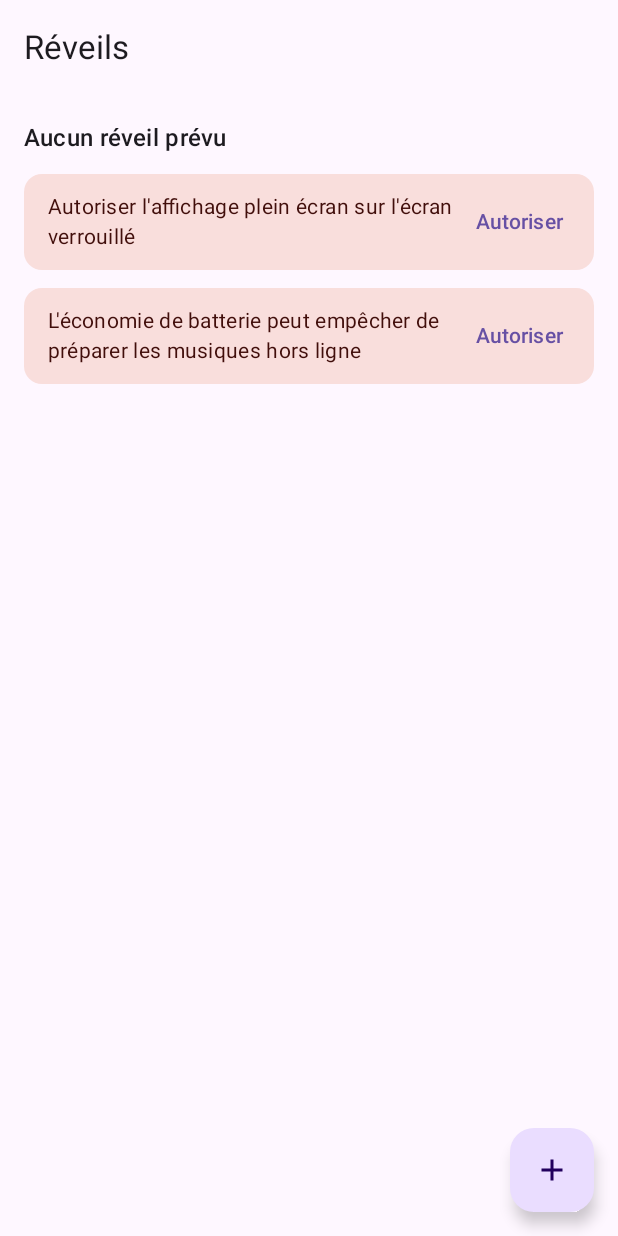
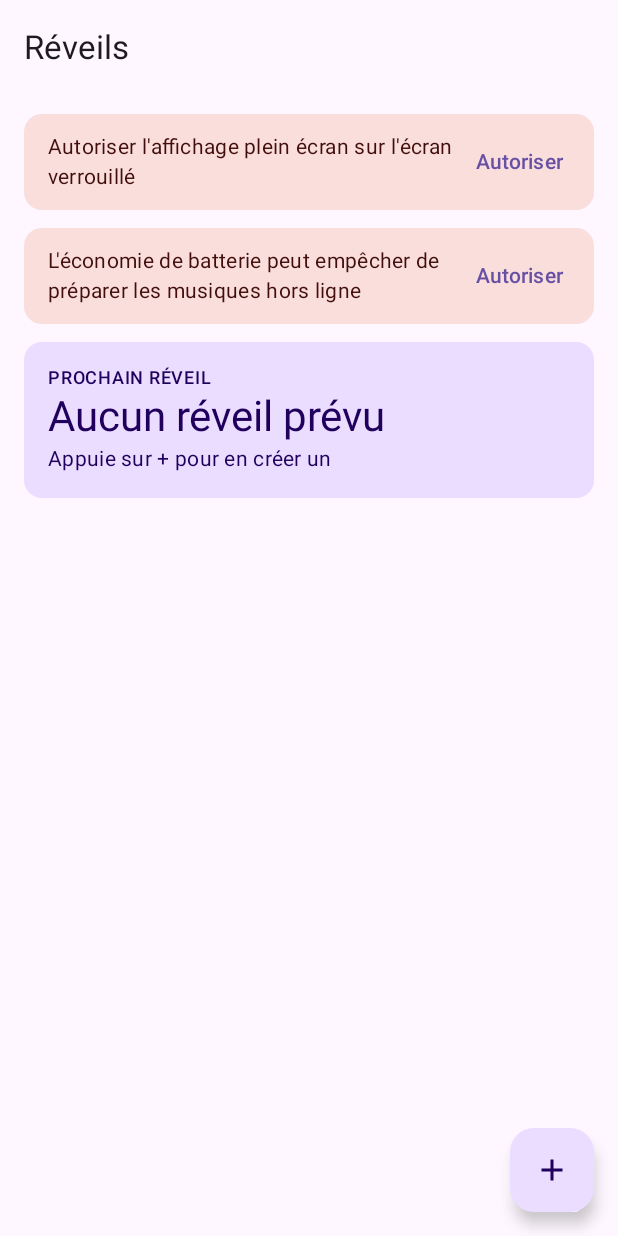
Before and after one commit to Clrk/reveil-playlist, an Android app built with Jetpack Compose: the screen it shows after launch (MainActivity), on a phone screen of 412 x 824 dp. Run offline under Robolectric (Android 15) with nearby library versions, the phone set to English and light mode, and no system bars; libraries missing offline, so code that uses them is left out: org.schabi.newpipe; 1 statement that could not run was skipped.

Commit message:
Lot 2 UX : prochain réveil, annonce du délai, état hors ligne
- Carte « Prochain réveil » en haut de la liste (jour, délai, nom)
- « Réveil dans 8 h 12 min » affiché après chaque enregistrement ou activation
- Chaque réveil musical indique combien de titres sont prêts hors ligne
- Textes calculés dans le core (WakeInfo), couverts par rappel.feature
- Version 0.5.0

Co-Authored-By: Claude Opus 5.5 <noreply@anthropic.com>
Claude-Session: https://claude.ai/code/session_01FgVjwPfKpvB1NxfqUGVLNq

```diff
--- a/app/build.gradle.kts
+++ b/app/build.gradle.kts
@@ -13,8 +13,8 @@ android {
         applicationId = "fr.clrk.reveil"
         minSdk = 28
         targetSdk = 36
-        versionCode = 4
-        versionName = "0.4.0"
+        versionCode = 5
+        versionName = "0.5.0"
     }
 
     buildTypes {
--- a/app/src/main/kotlin/fr/clrk/reveil/ui/AlarmListScreen.kt
+++ b/app/src/main/kotlin/fr/clrk/reveil/ui/AlarmListScreen.kt
@@ -18,6 +18,7 @@ import androidx.compose.material3.FloatingActionButton
 import androidx.compose.material3.Icon
 import androidx.compose.material3.MaterialTheme
 import androidx.compose.material3.Scaffold
+import androidx.compose.material3.Snackbar
 import androidx.compose.material3.Switch
 import androidx.compose.material3.Text
 import androidx.compose.material3.TextButton
@@ -29,10 +30,17 @@ import androidx.compose.ui.text.style.TextOverflow
 import androidx.compose.ui.unit.dp
 import androidx.compose.ui.unit.sp
 import fr.clrk.reveil.core.Alarm
+import fr.clrk.reveil.core.WakeInfo
 import java.time.format.DateTimeFormatter
 
-/** Everything the alarm list displays, computed by the activity. */
-data class ListUi(val alarms: List<Alarm>, val next: String, val warnings: List<Pair<String, () -> Unit>>)
+/** Everything the alarm list displays, computed by the activity. [offline] maps alarm ids to their offline status. */
+data class ListUi(
+    val alarms: List<Alarm>,
+    val next: WakeInfo.NextCard,
+    val warnings: List<Pair<String, () -> Unit>> = emptyList(),
+    val offline: Map<String, String> = emptyMap(),
+    val announcement: String? = null,
+)
 
 interface ListEvents {
     fun add()
@@ -45,17 +53,18 @@ interface ListEvents {
 fun AlarmListScreen(ui: ListUi, events: ListEvents) {
     Scaffold(
         topBar = { TopAppBar(title = { Text("Réveils") }) },
+        snackbarHost = { ui.announcement?.let { Snackbar(Modifier.padding(16.dp)) { Text(it) } } },
         floatingActionButton = {
             FloatingActionButton(onClick = events::add) { Icon(Icons.Default.Add, "Nouvelle alarme") }
         },
     ) { padding ->
         LazyColumn(
-            contentPadding = PaddingValues(16.dp),
+            contentPadding = PaddingValues(start = 16.dp, end = 16.dp, bottom = 96.dp),
             verticalArrangement = Arrangement.spacedBy(12.dp),
             modifier = Modifier.padding(padding),
         ) {
             item { Header(ui) }
-            items(ui.alarms, key = { it.id }) { AlarmCard(it, events) }
+            items(ui.alarms, key = { it.id }) { AlarmCard(it, ui.offline[it.id], events) }
         }
     }
 }
@@ -63,13 +72,13 @@ fun AlarmListScreen(ui: ListUi, events: ListEvents) {
 @Composable
 private fun Header(ui: ListUi) {
     Column {
-        Text(ui.next, style = MaterialTheme.typography.titleMedium)
         ui.warnings.forEach { (text, fix) -> WarningCard(text, fix) }
+        NextCard(ui.next)
     }
 }
 
 @Composable
-private fun AlarmCard(alarm: Alarm, events: ListEvents) {
+private fun AlarmCard(alarm: Alarm, offline: String?, events: ListEvents) {
     Card(Modifier.fillMaxWidth().clickable { events.open(alarm) }) {
         Row(Modifier.padding(16.dp), verticalAlignment = Alignment.CenterVertically) {
             Column(Modifier.weight(1f)) {
@@ -78,6 +87,7 @@ private fun AlarmCard(alarm: Alarm, events: ListEvents) {
                 alarm.playlistTitle?.let {
                     Text("♪ $it", style = MaterialTheme.typography.bodySmall, maxLines = 1, overflow = TextOverflow.Ellipsis)
                 }
+                offline?.let { Text(it, style = MaterialTheme.typography.bodySmall, color = MaterialTheme.colorScheme.primary) }
             }
             Switch(checked = alarm.enabled, onCheckedChange = { events.toggle(alarm, it) })
         }
@@ -99,3 +109,17 @@ private fun WarningCard(text: String, fix: () -> Unit) {
         }
     }
 }
+
+@Composable
+private fun NextCard(card: WakeInfo.NextCard) {
+    Card(
+        Modifier.fillMaxWidth().padding(top = 12.dp),
+        colors = CardDefaults.cardColors(containerColor = MaterialTheme.colorScheme.primaryContainer),
+    ) {
+        Column(Modifier.padding(16.dp)) {
+            Text("PROCHAIN RÉVEIL", style = MaterialTheme.typography.labelMedium)
+            Text(card.title, style = MaterialTheme.typography.headlineMedium)
+            Text(card.detail, style = MaterialTheme.typography.bodyMedium)
+        }
+    }
+}
--- a/app/src/main/kotlin/fr/clrk/reveil/ui/MainActivity.kt
+++ b/app/src/main/kotlin/fr/clrk/reveil/ui/MainActivity.kt
@@ -13,6 +13,7 @@ import androidx.activity.compose.setContent
 import androidx.activity.result.contract.ActivityResultContracts
 import androidx.compose.material3.MaterialTheme
 import androidx.compose.runtime.Composable
+import androidx.compose.runtime.LaunchedEffect
 import androidx.compose.runtime.getValue
 import androidx.compose.runtime.mutableStateOf
 import androidx.compose.runtime.setValue
@@ -20,18 +21,20 @@ import androidx.core.net.toUri
 import fr.clrk.reveil.alarm.RingService
 import fr.clrk.reveil.app
 import fr.clrk.reveil.core.Alarm
+import fr.clrk.reveil.core.PlaylistId
+import fr.clrk.reveil.core.WakeInfo
+import fr.clrk.reveil.music.TrackCache
+import kotlinx.coroutines.delay
 import fr.clrk.reveil.music.PrefetchScheduler
-import java.time.Duration
 import java.time.LocalTime
 import java.time.ZonedDateTime
-import java.time.format.DateTimeFormatter
-import java.util.Locale
 
 /** Alarm list: create, edit, toggle; also receives playlist links shared from YouTube Music. */
 class MainActivity : ComponentActivity() {
     private var alarms by mutableStateOf(emptyList<Alarm>())
     private var editing by mutableStateOf<Alarm?>(null)
     private var sharedLink by mutableStateOf("")
+    private var announcement by mutableStateOf<String?>(null)
 
     override fun onCreate(savedInstanceState: Bundle?) {
         super.onCreate(savedInstanceState)
@@ -65,7 +68,7 @@ class MainActivity : ComponentActivity() {
     }
 
     private val actions = object : EditorActions {
-        override fun save(alarm: Alarm) { app.alarms.update(alarm); editing = null; changed() }
+        override fun save(alarm: Alarm) { app.alarms.update(alarm); editing = null; changed(); announce(alarm) }
         override fun delete(alarm: Alarm) { app.alarms.delete(alarm.id); editing = null; changed() }
         override fun test(alarm: Alarm) { app.alarms.update(alarm); RingService.start(this@MainActivity, alarm.id) }
         override fun prefetch(playlist: String) = PrefetchScheduler.now(this@MainActivity, playlist).let { }
@@ -75,21 +78,30 @@ class MainActivity : ComponentActivity() {
     private val listEvents = object : ListEvents {
         override fun add() { editing = Alarm.at(LocalTime.of(DEFAULT_HOUR, 0)) }
         override fun open(alarm: Alarm) { editing = alarm }
-        override fun toggle(alarm: Alarm, enabled: Boolean) { app.alarms.setEnabled(alarm.id, enabled); changed() }
+        override fun toggle(alarm: Alarm, enabled: Boolean) {
+            app.alarms.setEnabled(alarm.id, enabled)
+            changed()
+            announce(alarm.copy(enabled = enabled))
+        }
     }
 
     @Composable
     private fun Screen() {
-        AlarmListScreen(ListUi(alarms, nextText(), permissionWarnings()), listEvents)
+        val next = WakeInfo.next(app.alarms.next(), ZonedDateTime.now())
+        AlarmListScreen(ListUi(alarms, next, permissionWarnings(), offline(), announcement), listEvents)
+        LaunchedEffect(announcement) {
+            delay(ANNOUNCE_MS)
+            announcement = null
+        }
         editing?.let { AlarmEditor(it, sharedLink, actions) }
     }
 
-    private fun nextText(): String {
-        val (alarm, at) = app.alarms.next() ?: return "Aucun réveil prévu"
-        val left = Duration.between(ZonedDateTime.now(), at)
-        val day = at.format(DateTimeFormatter.ofPattern("EEE HH:mm", Locale.FRENCH))
-        return "Prochain réveil : $day (dans ${left.toHours()} h ${left.toMinutesPart()} min) ${alarm.label}".trim()
-    }
+    private fun announce(alarm: Alarm) { announcement = WakeInfo.announce(alarm, ZonedDateTime.now()) }
+
+    private fun offline(): Map<String, String> = alarms.mapNotNull { alarm ->
+        val cached = alarm.playlistId?.let { TrackCache(this, PlaylistId(it)).tracks().size } ?: 0
+        WakeInfo.offline(alarm, cached)?.let { alarm.id to it }
+    }.toMap()
 
     private fun permissionWarnings(): List<Pair<String, () -> Unit>> {
         val warnings = mutableListOf<Pair<String, () -> Unit>>()
@@ -126,5 +138,6 @@ class MainActivity : ComponentActivity() {
 
     private companion object {
         const val DEFAULT_HOUR = 7
+        const val ANNOUNCE_MS = 4_000L
     }
 }
--- /dev/null
+++ b/core/src/main/kotlin/fr/clrk/reveil/core/WakeInfo.kt
@@ -0,0 +1,46 @@
+package fr.clrk.reveil.core
+
+import java.time.Duration
+import java.time.ZonedDateTime
+import java.time.format.DateTimeFormatter
+import java.util.Locale
+
+/** Texts that tell the user when an alarm will ring and whether its music is ready offline. */
+object WakeInfo {
+    data class NextCard(val title: String, val detail: String)
+
+    private const val MINUTES_PER_HOUR = 60
+    private const val MINUTES_PER_DAY = 24 * MINUTES_PER_HOUR
+    private const val SECONDS_PER_MINUTE = 60.0
+    private val day = DateTimeFormatter.ofPattern("EEE HH:mm", Locale.FRENCH)
+
+    /** What to say right after saving or switching on an alarm; nothing when it will not ring. */
+    fun announce(alarm: Alarm, now: ZonedDateTime): String? =
+        NextTrigger.after(alarm, now)?.let { "Réveil dans ${countdown(now, it)}" }
+
+    fun next(next: Pair<Alarm, ZonedDateTime>?, now: ZonedDateTime): NextCard {
+        val (alarm, at) = next ?: return NextCard("Aucun réveil prévu", "Appuie sur + pour en créer un")
+        val detail = listOf("dans ${countdown(now, at)}", alarm.label).filter { it.isNotBlank() }.joinToString(" · ")
+        return NextCard(at.format(day), detail)
+    }
+
+    fun offline(alarm: Alarm, cachedTracks: Int): String? = when {
+        alarm.playlistId == null -> null
+        cachedTracks == 0 -> "Pas encore téléchargée, ce sera fait la veille"
+        cachedTracks == 1 -> "1 titre prêt hors ligne"
+        else -> "$cachedTracks titres prêts hors ligne"
+    }
+
+    /** Rounded up to the minute, so an alarm never looks closer than it is. */
+    private fun countdown(from: ZonedDateTime, to: ZonedDateTime): String {
+        val minutes = Math.ceil(Duration.between(from, to).seconds / SECONDS_PER_MINUTE).toInt()
+        return if (minutes >= MINUTES_PER_DAY) days(minutes) else hours(minutes)
+    }
+
+    private fun days(minutes: Int) = units(minutes / MINUTES_PER_DAY to "j", minutes % MINUTES_PER_DAY / MINUTES_PER_HOUR to "h")
+
+    private fun hours(minutes: Int) = units(minutes / MINUTES_PER_HOUR to "h", minutes % MINUTES_PER_HOUR to "min")
+
+    private fun units(vararg parts: Pair<Int, String>) =
+        parts.filter { it.first > 0 }.joinToString(" ") { "${it.first} ${it.second}" }
+}
```
Also changed, not shown: 9 other files.
